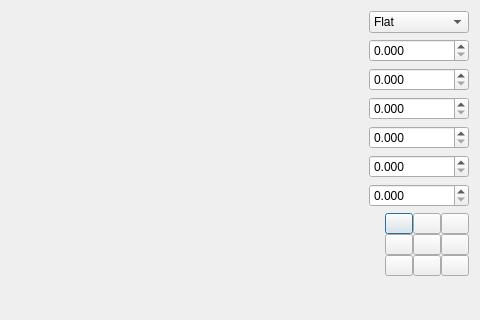
The window that BaseShapeOptions.ui (shaise/FreeCAD_SheetMetal) describes before a commit, drawn with Qt 5; both pictures show x 197 to 677 and y 0 to 320 of the 677 by 565 pixel window.
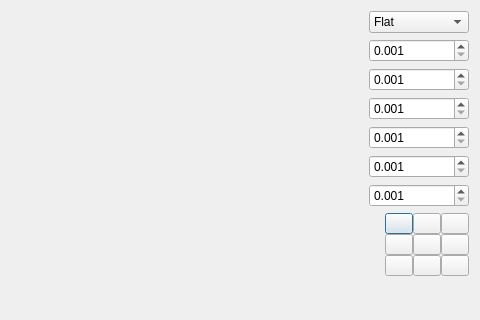
The same window after the commit. Icons and pictures are not drawn. Custom widgets are drawn as their Qt base class.

Commit message: Eliminate temp errors when base shape fields are edited. Issue #353

What changed in the file:
```diff
--- a/BaseShapeOptions.ui
+++ b/BaseShapeOptions.ui
@@ -139,7 +139,7 @@
         <number>3</number>
        </property>
        <property name="minimum">
-        <double>0.000000000000000</double>
+        <double>0.001000000000000</double>
        </property>
        <property name="maximum">
         <double>99999999.000000000000000</double>
@@ -203,7 +203,7 @@
         <number>3</number>
        </property>
        <property name="minimum">
-        <double>0.000000000000000</double>
+        <double>0.001000000000000</double>
        </property>
        <property name="maximum">
         <double>99999999.000000000000000</double>
@@ -267,7 +267,7 @@
         <number>3</number>
        </property>
        <property name="minimum">
-        <double>0.000000000000000</double>
+        <double>0.001000000000000</double>
        </property>
        <property name="maximum">
         <double>99999999.000000000000000</double>
@@ -331,7 +331,7 @@
         <number>3</number>
        </property>
        <property name="minimum">
-        <double>0.000000000000000</double>
+        <double>0.001000000000000</double>
        </property>
        <property name="maximum">
         <double>99999999.000000000000000</double>
@@ -389,7 +389,7 @@
         <number>3</number>
        </property>
        <property name="minimum">
-        <double>0.000000000000000</double>
+        <double>0.001000000000000</double>
        </property>
        <property name="maximum">
         <double>99999999.000000000000000</double>
@@ -450,7 +450,7 @@
         <number>3</number>
        </property>
        <property name="minimum">
-        <double>0.000000000000000</double>
+        <double>0.001000000000000</double>
        </property>
        <property name="maximum">
         <double>99999999.000000000000000</double>
```
The commit also changes 2 other files.
